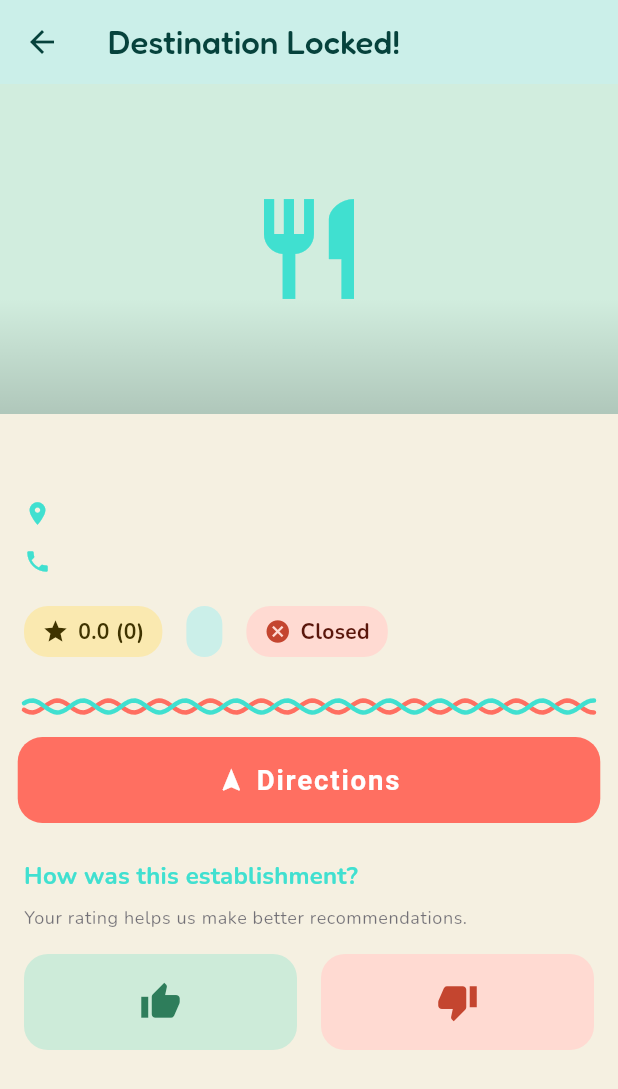
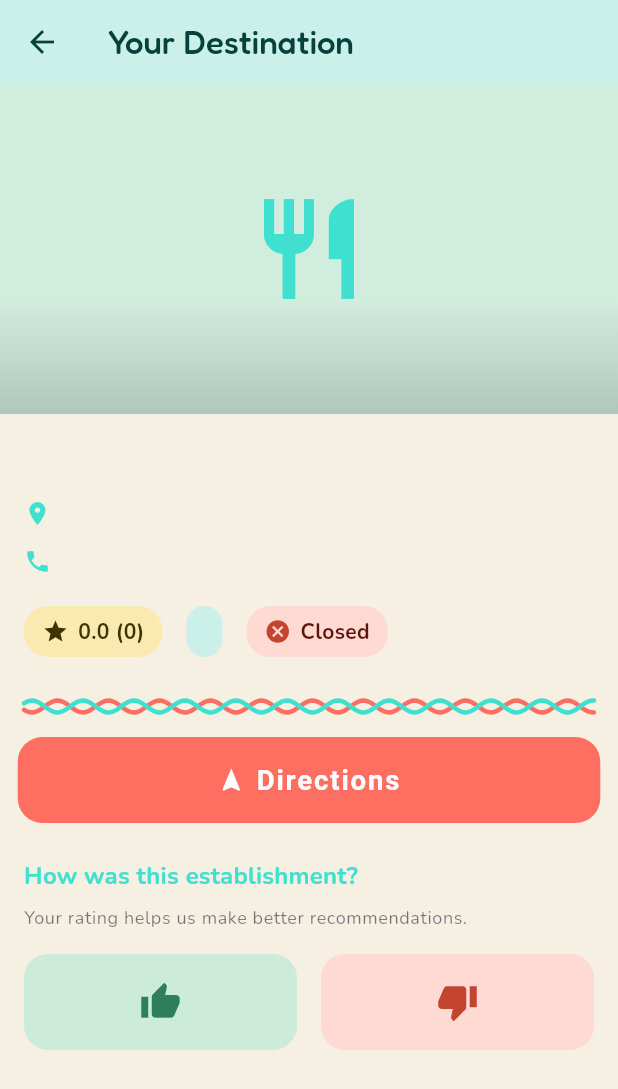
Before and after one commit to Rockncoder/randoeats, a Flutter app: the DetailScreen screen opened directly with empty values, on a phone screen of 412 x 824 dp. Shown: the top 1089 px of the screen. Run offline on Flutter 3.47's test engine with Material 3 defaults, Android fonts, the phone set to English and light mode, and no system bars; our stand-ins replace dio, equatable, firebase_analytics, firebase_core, firebase_crashlytics, flutter_riverpod and 10 more; missing offline and left inert: marionette_flutter; accounts and stored records are empty; generated files the repository leaves out were written again.

Commit message:
copy(detail): retitle detail screen to 'Your Destination'

```diff
--- a/lib/screens/detail/detail_screen.dart
+++ b/lib/screens/detail/detail_screen.dart
@@ -23,7 +23,7 @@ class DetailScreen extends ConsumerWidget {
 
     return Scaffold(
       appBar: AppBar(
-        title: const Text('Destination Locked!'),
+        title: const Text('Your Destination'),
         backgroundColor: GoogieColors.turquoiseContainer,
         foregroundColor: GoogieColors.onTurquoiseContainer,
         leading: IconButton(
```
